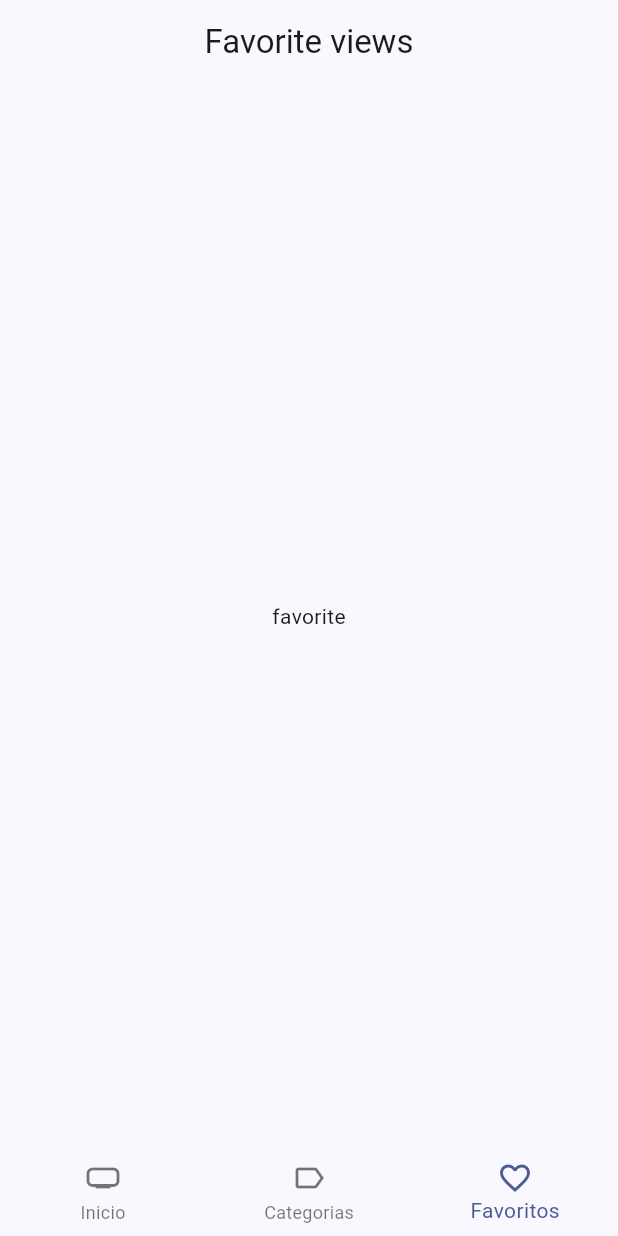
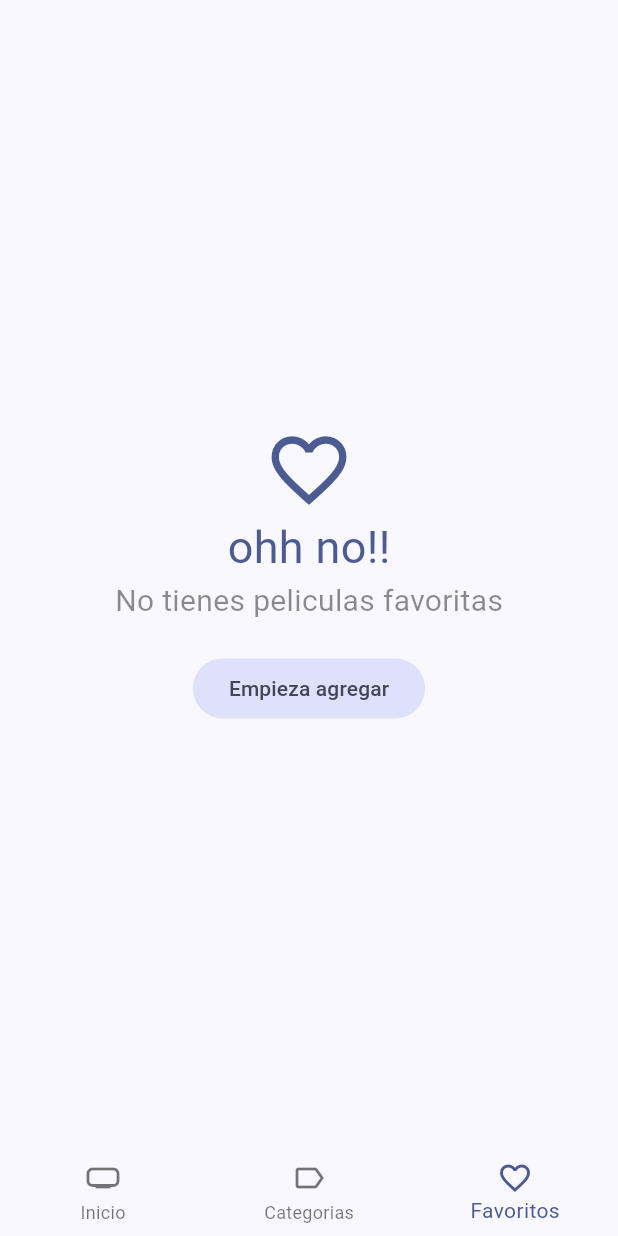
Before and after one commit to randy1023/cinemapedia, a Flutter app: the screen it shows after launch, item 3 of the bottom bar chosen, on a phone screen of 412 x 824 dp. Run offline on Flutter 3.47's test engine with Material 2 defaults, Android fonts, the phone set to English and light mode, and no system bars; our stand-ins replace animate_do, card_swiper, dio, flutter_dotenv, flutter_riverpod, go_router and 1 more; accounts and stored records are empty; generated files the repository leaves out were written again; network calls fail.

Commit message:
subir toda la pantalla de facoritos

```diff
--- a/lib/presentation/providers/movies/movie_info_provider.dart
+++ b/lib/presentation/providers/movies/movie_info_provider.dart
@@ -19,7 +19,7 @@ class MovieMapNotifiers extends StateNotifier<Map<String, Movie>> {
 
   Future<void> loadMovie(String movieId) async {
     if (state[movieId] != null) return;
-    print('Realizando peticion http');
+
     final movie = await getMovieCallback(movieId);
 
     state = {...state, movieId: movie};
--- a/lib/presentation/providers/providers.dart
+++ b/lib/presentation/providers/providers.dart
@@ -5,3 +5,5 @@ export 'movies/movies_repository_provider.dart';
 export 'movies/movies_slideshow_provider.dart';
 export 'movies/initial_loading_provider.dart';
 export 'searchs/search_movie_provider.dart';
+export 'localstorage/local_storage_repository_provider.dart';
+export 'localstorage/favorite_movies_provider.dart';
--- a/lib/presentation/views/movies/favorite_view.dart
+++ b/lib/presentation/views/movies/favorite_view.dart
@@ -1,17 +1,91 @@
+import 'package:cinemapedia/presentation/widgets/widgets.dart';
 import 'package:flutter/material.dart';
+import 'package:flutter_riverpod/flutter_riverpod.dart';
+import 'package:go_router/go_router.dart';
 
-class FavoriteViews extends StatelessWidget {
-  const FavoriteViews({super.key});
+import '../../providers/providers.dart';
+
+class FavoriteViews extends ConsumerStatefulWidget {
+  final int page = 0;
+  const FavoriteViews({
+    super.key,
+  });
+
+  @override
+  FavoriteViewsState createState() => FavoriteViewsState();
+}
+
+class FavoriteViewsState extends ConsumerState<FavoriteViews> {
+  bool isLastPage = false;
+
+  bool isLoading = false;
+  @override
+  void initState() {
+    // TODO: implement initState
+    super.initState();
+
+    loadNextPage();
+  }
+
+  void loadNextPage() async {
+    if (isLoading || isLastPage) return;
+
+    isLoading = true;
+
+    final movies =
+        await ref.read(favoriteMovieProvider.notifier).loadNextPage();
+
+    isLoading = false;
+
+    if (movies.isEmpty) {
+      isLastPage = true;
+    }
+  }
 
   @override
   Widget build(BuildContext context) {
+    final size = MediaQuery.of(context).size;
+    final moviesMap = ref.watch(favoriteMovieProvider);
+    final movies = moviesMap.values.toList();
+
+    if (movies.isEmpty) {
+      final colors = Theme.of(context).colorScheme;
+      return Center(
+        child: Column(
+          mainAxisAlignment: MainAxisAlignment.center,
+          crossAxisAlignment: CrossAxisAlignment.center,
+          children: [
+            Icon(
+              Icons.favorite_outline_sharp,
+              size: 60,
+              color: colors.primary,
+            ),
+            Text(
+              'ohh no!!',
+              style: TextStyle(fontSize: 30, color: colors.primary),
+            ),
+            const Text(
+              'No tienes peliculas favoritas',
+              style: TextStyle(fontSize: 20, color: Colors.black45),
+            ),
+            const SizedBox(
+              height: 20,
+            ),
+            FilledButton.tonal(
+                onPressed: () => context.go('/home/0'),
+                child: const Text('Empieza agregar'))
+          ],
+        ),
+      );
+    }
+
     return Scaffold(
-      appBar: AppBar(
-        title: const Text('Favorite views'),
+        body: SizedBox(
+      height: size.height * 1,
+      child: MovieMasonry(
+        loadNextPage: loadNextPage,
+        movies: movies,
       ),
-      body: const Center(
-        child: Text('favorite'),
-      ),
-    );
+    ));
   }
 }
--- a/lib/presentation/widgets/shared/custom_appbar.dart
+++ b/lib/presentation/widgets/shared/custom_appbar.dart
@@ -37,13 +37,13 @@ class CustomAppbar extends ConsumerWidget {
                           query: searchquery,
                           context: context,
                           delegate: SearchMovieDelegate(
-                            initialMovies: searchMovies,
+                              initialMovies: searchMovies,
                               serachMovieCallback: ref
                                   .read(searchMoviesProvider.notifier)
                                   .searchMoviesByQuery))
                       .then((movie) {
                     if (movie == null) return;
-                    context.push('/movie/${movie.id}');
+                    context.push('/home/0/movie/${movie.id}');
                   });
                 },
                 icon: const Icon(Icons.search_outlined),
--- a/lib/presentation/widgets/widgets.dart
+++ b/lib/presentation/widgets/widgets.dart
@@ -7,3 +7,5 @@ export 'package:cinemapedia/presentation/widgets/shared/custom_appbar.dart';
 export 'movies/movies_slideshow.dart';
 export 'movies/movie_horizontal_listview.dart';
 export 'shared/custom_bottom_navigationbar.dart';
+export 'movies/movie_masonry.dart';
+export 'movies/movie_poster_link.dart';
--- a/pubspec.yaml
+++ b/pubspec.yaml
@@ -14,13 +14,19 @@ dependencies:
     sdk: flutter
   flutter_dotenv: ^5.1.0
   flutter_riverpod: ^2.3.10
+  flutter_staggered_grid_view: ^0.7.0
   go_router: ^10.1.1
   intl: ^0.18.1
+  isar: ^3.1.0+1
+  isar_flutter_libs: ^3.1.0+1
+  path_provider: ^2.1.1
 
 dev_dependencies:
+  build_runner: ^2.4.6
   flutter_lints: ^2.0.0
   flutter_test:
     sdk: flutter
+  isar_generator: ^3.1.0+1
 
 flutter:
   uses-material-design: true
```
Also changed, not shown: lib/domain/datasources/local_storage_datasource.dart (added, +9 -0 lines), lib/domain/entities/movie.dart (+7 -0 lines), lib/domain/repositories/local_storage_respository.dart (added, +9 -0 lines), lib/infrastructure/datasources/isar_datasource_impl.dart (added, +60 -0 lines), lib/infrastructure/repositories/isar_repository_impl.dart (added, +24 -0 lines), lib/presentation/providers/localstorage/favorite_movies_provider.dart (added, +68 -0 lines), lib/presentation/providers/localstorage/local_storage_repository_provider.dart (added, +7 -0 lines), lib/presentation/screen/movies/movie_screen.dart (+38 -9 lines), lib/presentation/widgets/movies/movie_masonry.dart (added, +64 -0 lines), lib/presentation/widgets/movies/movie_poster_link.dart (added, +21 -0 lines), lib/domain/entities/movie.g.dart (added), pubspec.lock, 4 other files.
